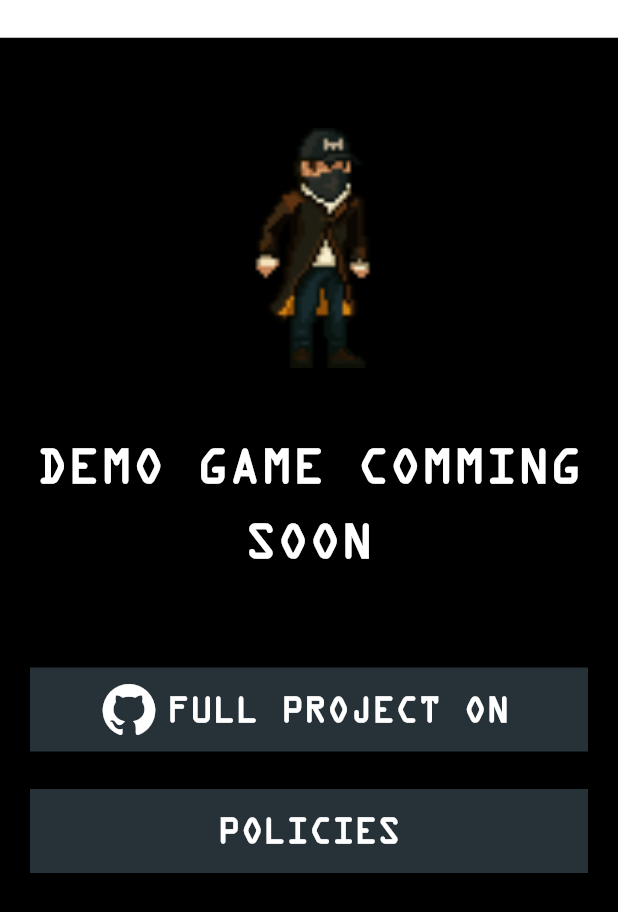
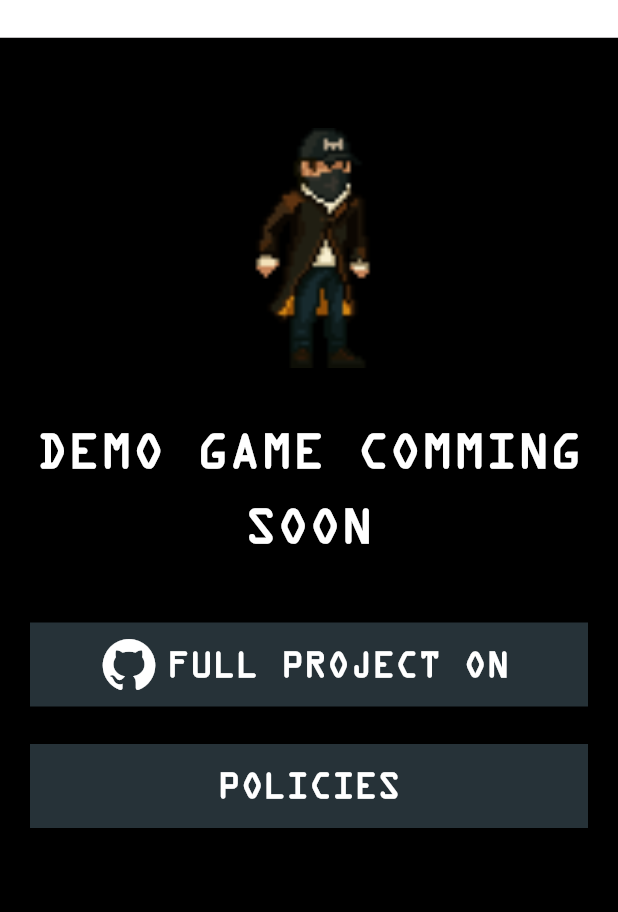
Before and after one commit to DANIElPEZ/watch-dogs-hack-play, a Flutter app: the Game screen opened directly, on a phone screen of 412 x 824 dp. Shown: the top 912 px of the screen. Run offline on Flutter 3.47's test engine with Material 3 defaults, Android fonts, the phone set to English and light mode, and no system bars; our stand-ins replace audioplayers, flutter_bloc, font_awesome_flutter, google_mobile_ads, in_app_purchase, video_player; missing offline and left inert: flame, flame_tiled, new_version_plus.

Commit message:
Bugs fixed

```diff
--- a/lib/main.dart
+++ b/lib/main.dart
@@ -33,8 +33,8 @@ class MyApp extends StatelessWidget {
           builder: (context) {
             return MaterialApp(debugShowCheckedModeBanner: false, builder: (context, child){
               return MediaQuery(data: MediaQuery.of(context).copyWith(textScaler: TextScaler.noScaling, boldText: false), child: SafeArea(child: child!));
-            }, home: //Game()
-              bootAnimation()
+            }, home: Game()
+              //bootAnimation()
             );
           }
         ),
--- a/lib/views/hacking/game.dart
+++ b/lib/views/hacking/game.dart
@@ -38,7 +38,7 @@ class stateHackphone extends State<Game> {
                 crossAxisAlignment: CrossAxisAlignment.center,
                 children: [
                   Image.asset('assets/game/aiden/aiden.png', scale: 0.4),
-                  SizedBox(height: 40,),
+                  SizedBox(height: 30,),
                   Text('DEMO GAME COMMING SOON',
                       textAlign: TextAlign.center,
                       style: TextStyle(
@@ -46,7 +46,7 @@ class stateHackphone extends State<Game> {
                           fontFamily: 'OCR',
                           fontWeight: FontWeight.w900,
                           fontSize: 35)),
-                  SizedBox(height: 60,),
+                  SizedBox(height: 40),
                   SizedBox(
                     width: double.infinity,
                     child: FloatingActionButton.extended(
@@ -89,7 +89,9 @@ class stateHackphone extends State<Game> {
                                 fontSize: 25,
                                 color: Colors.white))),
                   ),
-                  SingleChildScrollView(
+                  SizedBox(height: 25),
+                  Expanded(
+                    child: SingleChildScrollView(
                       physics: BouncingScrollPhysics(),
                       child: BlocBuilder<PurchaseBloc, PurchaseState>(
                           builder: (context, purchaseState) {
@@ -154,6 +156,7 @@ class stateHackphone extends State<Game> {
                                   );
                                 });
                           }),
+                    ),
                   )
                 ])));
   }
--- a/pubspec.yaml
+++ b/pubspec.yaml
@@ -1,6 +1,6 @@
 name: ctoshackcity
 publish_to: 'none'
-version: 1.4.0
+version: 1.5.0
 environment:
   sdk: ^3.6.1
 dependencies:
```
Lines whose indentation alone changed are shown as unchanged.
